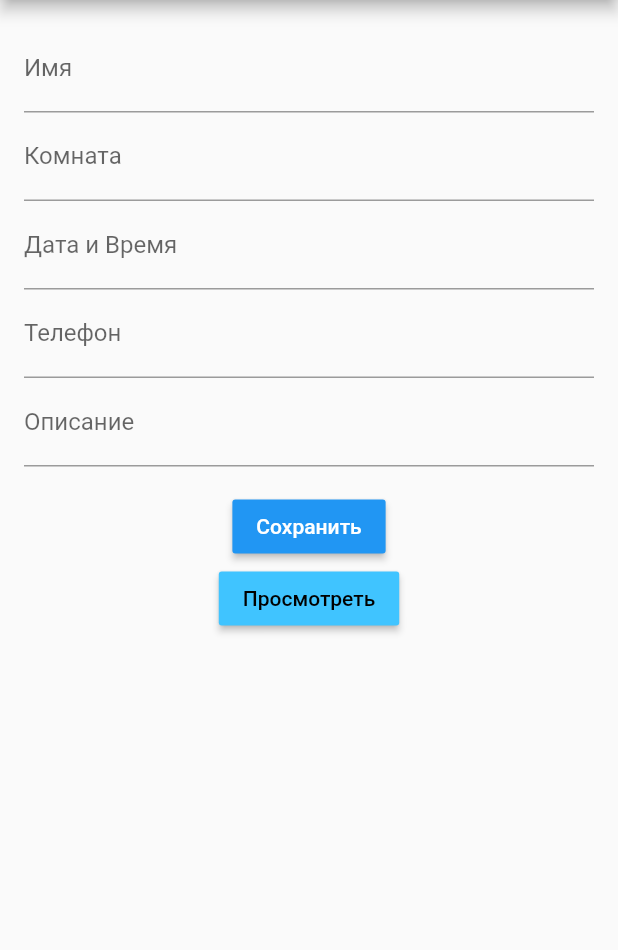
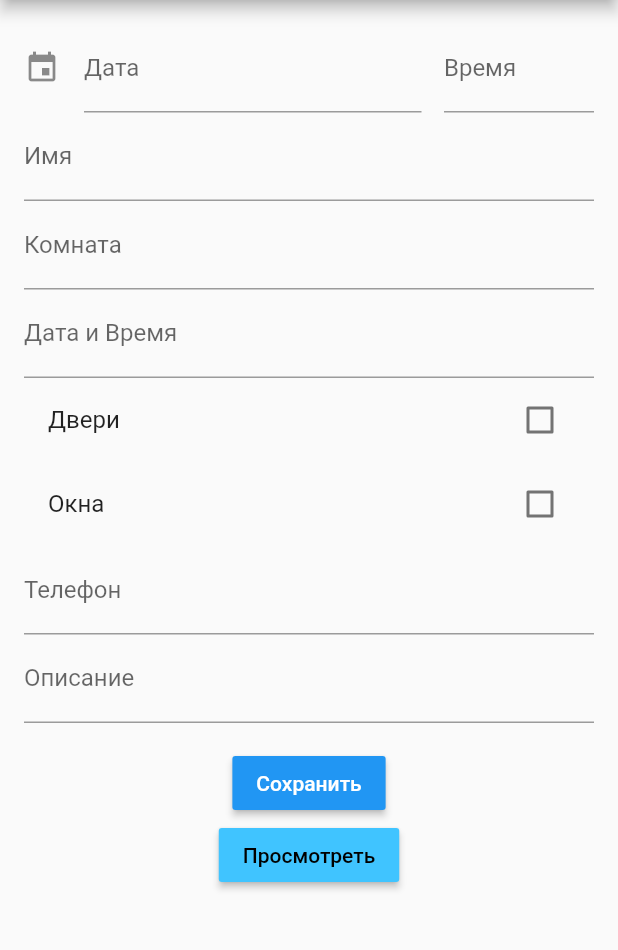
Before and after one commit to vlad-novikov/superlist, a Flutter app: the screen it shows after launch, on a phone screen of 412 x 824 dp, the part 84-1034 px from its top. Run offline on Flutter 3.47's test engine with Material 2 defaults, Android fonts, the phone set to English and light mode, and no system bars; drawn by our look-alikes of date_time_picker; our stand-ins replace font_awesome_flutter, toggle_switch.

Commit message:
checkboxes and dates

```diff
--- a/lib/main.dart
+++ b/lib/main.dart
@@ -1,3 +1,4 @@
+// v.novikov@okhtinskaya.com
 import 'package:flutter/material.dart';
 import 'package:google_sheets_app/feedback_list.dart';
 
@@ -5,6 +6,11 @@ import 'controller/form_controller.dart';
 import 'model/form.dart';
 
 import 'package:flutter/services.dart';
+import 'package:date_time_picker/date_time_picker.dart';
+import 'package:toggle_switch/toggle_switch.dart';
+import 'package:font_awesome_flutter/font_awesome_flutter.dart';
+
+bool isChecked = false;
 
 void main() => runApp(MyApp());
 
@@ -102,7 +108,35 @@ class _MyHomePageState extends State<MyHomePage> {
                   child: Column(
                     crossAxisAlignment: CrossAxisAlignment.start,
                     children: <Widget>[
-                      TextFormField(
+
+                  DateTimePicker(
+                    controller: datetimeController,
+                    type: DateTimePickerType.dateTimeSeparate,
+                    dateMask: 'd MMM, yyyy',
+                    //initialValue: DateTime.now().toString(),
+                    firstDate: DateTime(2000),
+                    lastDate: DateTime(2100),
+                    icon: Icon(Icons.event),
+                    dateLabelText: 'Дата',
+                    timeLabelText: 'Время',
+                    selectableDayPredicate: (date) {
+                      // Disable weekend days to select from the calendar
+                      //if (date.weekday == 6 || date.weekday == 7) {
+                      //  return false;
+                      //}
+
+                      return true;
+                    },
+                    onChanged: (val) => print(val),
+                    validator: (val) {
+                      print(val);
+                      return null;
+                    },
+                    onSaved: (val) => print(val),
+                  ),
+
+
+                  TextFormField(
                         controller: nameController,
                         validator: (value) {
                           if (value.isEmpty) {
@@ -138,6 +172,38 @@ class _MyHomePageState extends State<MyHomePage> {
                         decoration: InputDecoration(labelText: 'Дата и Время'),
                       ),
 
+                      CheckboxListTile(
+                        title: Text("Двери"),
+                        value: isChecked,
+                        onChanged: (value) {
+                          setState(() {
+                            isChecked = value;
+                          });
+                        },
+                      ),
+                      CheckboxListTile(
+                        title: Text("Окна"),
+                        value: isChecked,
+                        onChanged: (value) {
+                          setState(() {
+                            isChecked = value;
+                          });
+                        },
+                      ),
+
+                      //ToggleSwitch(
+                      //  minWidth: 90.0,
+                      //  cornerRadius: 20.0,
+                      //  activeBgColors: [Colors.green,Colors.red],
+                      //  activeFgColor: Colors.white,
+                      //  inactiveBgColor: Colors.grey,
+                      //  inactiveFgColor: Colors.white,
+                      //  labels: ['ДА', 'НЕТ'],
+                      //  icons: [FontAwesomeIcons.check, FontAwesomeIcons.times],
+                      //  onToggle: (index) {
+                      //    print('switched to: $index');
+                      //  },
+                      //),
                       TextFormField(
                         controller: mobileNoController,
                         validator: (value) {
--- a/pubspec.yaml
+++ b/pubspec.yaml
@@ -24,6 +24,9 @@ dependencies:
   # Use with the CupertinoIcons class for iOS style icons.
   cupertino_icons: ^0.1.2
   http: ^0.12.0+3
+  date_time_picker: "^1.1.1"
+  toggle_switch: "^0.1.8"
+  font_awesome_flutter: '>= 4.7.0'
 
 dev_dependencies:
   flutter_test:
```
Also changed, not shown: pubspec.lock.
